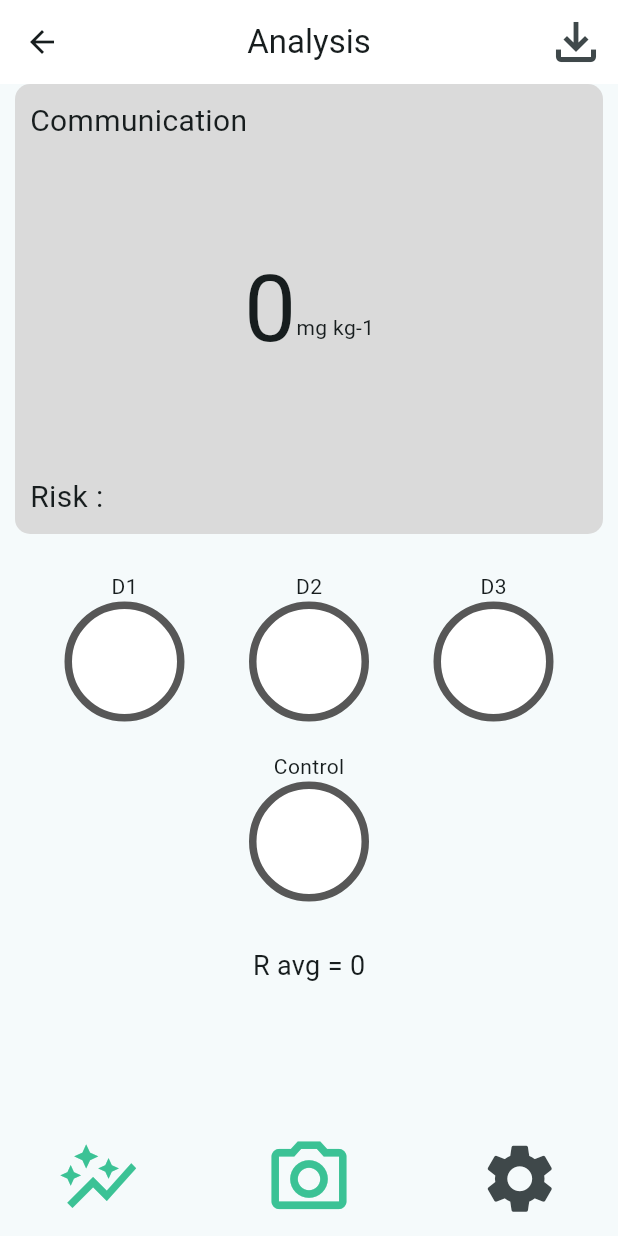
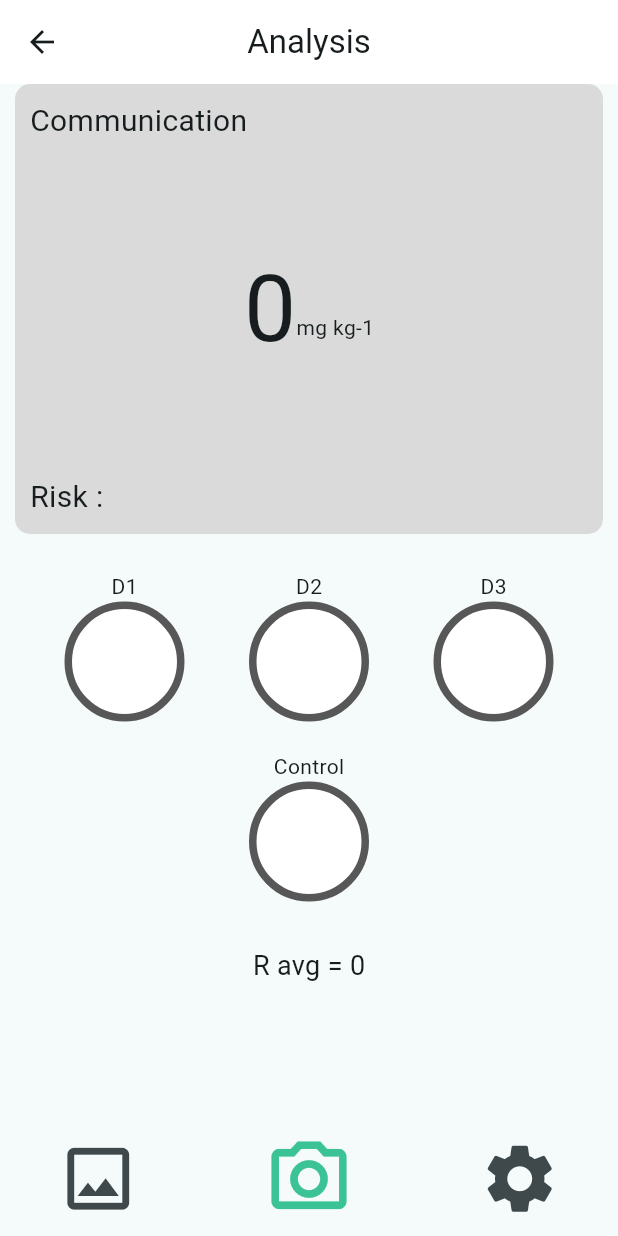
Before and after one commit to chettalek/carbaryl_app, a Flutter app: the Analysis screen opened directly, on a phone screen of 412 x 824 dp. Run offline on Flutter 3.47's test engine with Material 3 defaults, Android fonts, the phone set to English and light mode, and no system bars; our stand-ins replace gallery_saver, image_picker, shared_preferences; accounts and stored records are empty.

Commit message:
wall
wall , icon

```diff
--- a/lib/Analysis.dart
+++ b/lib/Analysis.dart
@@ -151,13 +151,13 @@ class _AnalysisState extends State<Analysis> {
         backgroundColor: Color.fromARGB(255, 255, 255, 255),
         title: Text('Analysis'),
         centerTitle: true,
-        actions: [
-          IconButton(
-            iconSize: 40,
-            onPressed: () {},
-            icon: Icon(Icons.file_download_outlined),
-          ),
-        ],
+        // actions: [
+        //   IconButton(
+        //     iconSize: 40,
+        //     onPressed: () {},
+        //     icon: Icon(Icons.file_download_outlined),
+        //   ),
+        // ],
       ),
       body: Center(
         child: Column(
@@ -243,9 +243,10 @@ class _AnalysisState extends State<Analysis> {
                             iconSize: 50,
                             onPressed: _pickImageFromGallery,
                             icon: Icon(
-                              Icons.auto_graph,
+                              //Icons.auto_graph,
+                              Icons.image_outlined,
                               size: 55,
-                              color: Color.fromARGB(255, 59, 194, 149),
+                              //color: Color.fromARGB(255, 59, 194, 149),
                             ),
                           ),
                         ],
```
Also changed, not shown: assets/images/wall.png, 1 other file.
